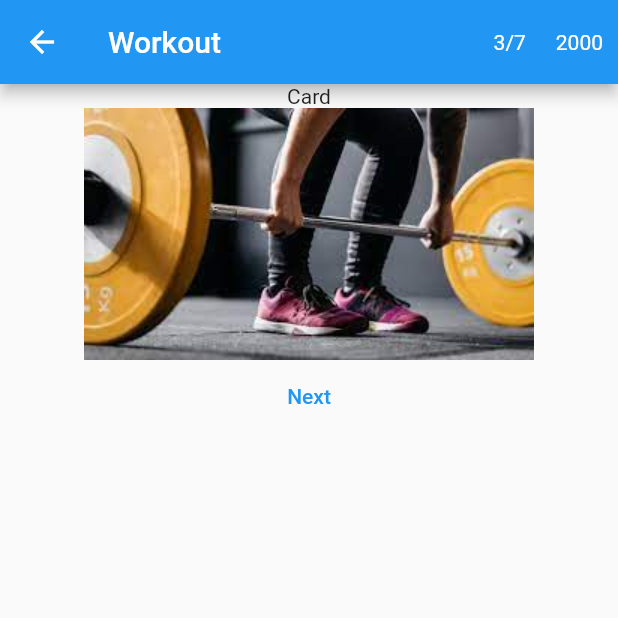
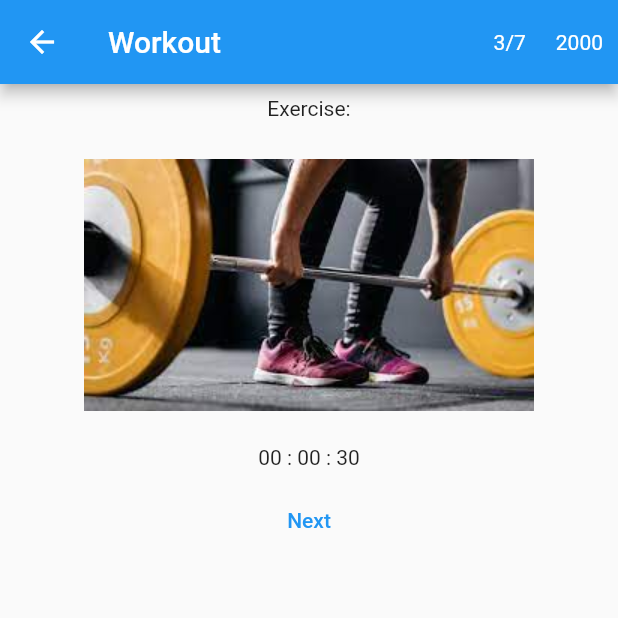
Before and after one commit to minisounds/Domu, a Flutter app: the WorkoutScreen screen opened directly, on a phone screen of 412 x 824 dp, the top half of it. Run offline on Flutter 3.47's test engine with Material 2 defaults, Android fonts, the phone set to English and light mode, and no system bars; drawn by our look-alikes of flutter_countdown_timer; our stand-ins replace firebase_core; accounts and stored records are empty.

Commit message:
pretty much finishing frontend UI for workout page

```diff
--- a/domu/lib/screens/workout.dart
+++ b/domu/lib/screens/workout.dart
@@ -1,4 +1,5 @@
 import 'package:flutter/material.dart';
+import 'package:flutter_countdown_timer/flutter_countdown_timer.dart';
 
 class WorkoutScreen extends StatefulWidget {
   const WorkoutScreen({Key? key}) : super(key: key);
@@ -8,9 +9,14 @@ class WorkoutScreen extends StatefulWidget {
 }
 
 class _WorkoutScreenState extends State<WorkoutScreen> {
+  int endTime = DateTime.now().millisecondsSinceEpoch + 1000 * 30;
+  String imageString = "assets/sampleWorkoutImage.png";
 
-  void changeWorkout(){
+  void changeWorkout() {
     //do the thing and change the workout for real
+    setState(() {
+      endTime = DateTime.now().millisecondsSinceEpoch + 1000 * 30;
+    });
   }
 
   @override
@@ -32,22 +38,31 @@ class _WorkoutScreenState extends State<WorkoutScreen> {
                 margin: const EdgeInsets.all(10.0),
               ),
             ]),
-      body: Column(
-        children: [
+        body: Column(children: [
           Container(
-            child: const Text("Card"),
+            child: const Text("Exercise:"),
             alignment: Alignment.center,
+            padding: const EdgeInsets.all(8.0),
           ),
           Container(
-            child: Image.asset("assets/sampleWorkoutImage.png"),
+            child: Image.asset(imageString),
             alignment: Alignment.center,
+            padding: const EdgeInsets.all(18.0),
           ),
-          TextButton(
+          Container(
+            child: CountdownTimer(
+              endTime: endTime,
+            ),
+            padding: const EdgeInsets.all(5.0),
+          ),
+          Container(
+            child: TextButton(
               child: const Text("Next"),
               onPressed: changeWorkout,
             ),
-        ]
+            padding: const EdgeInsets.all(5.0),
           )
-    );
+
+        ]));
   }
 }
--- a/domu/pubspec.yaml
+++ b/domu/pubspec.yaml
@@ -29,6 +29,7 @@ environment:
 dependencies:
   flutter:
     sdk: flutter
+  flutter_countdown_timer: ^4.1.0
   cloud_firestore: ^1.0.0
   firebase_auth: ^1.0.0
   provider: ^5.0.0
```
Also changed, not shown: domu/pubspec.lock. Lines whose indentation alone changed are shown as unchanged.
